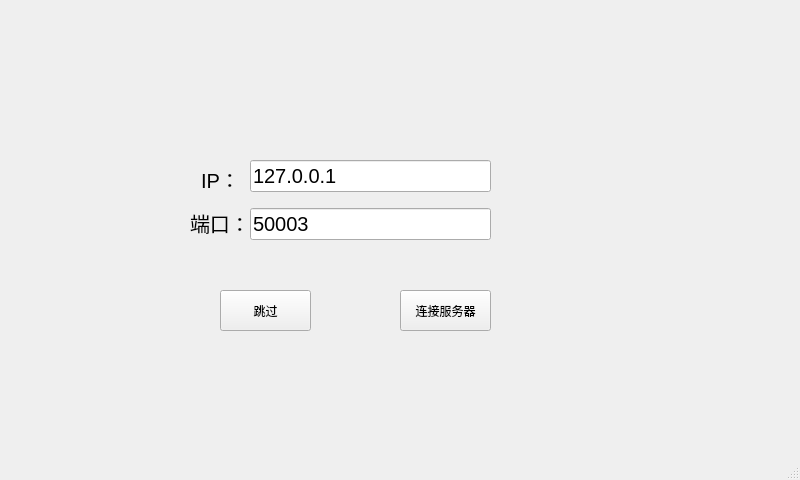
The window that first.ui (jindezhang/kqj) describes before a commit, drawn with Qt 5.
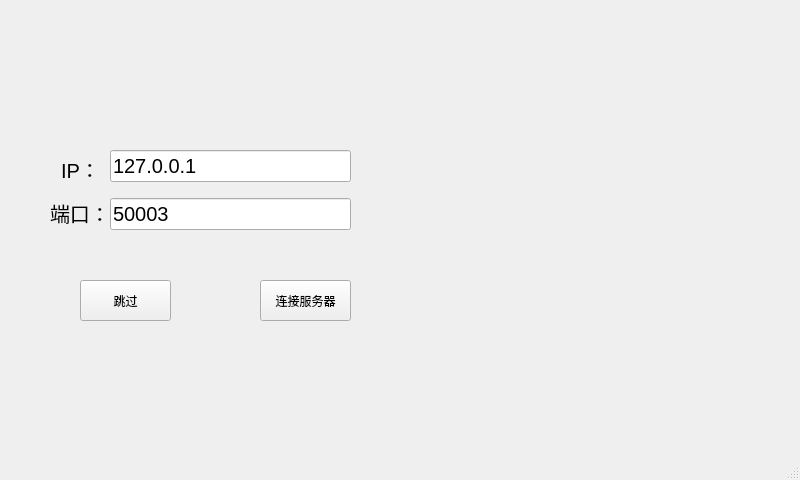
The same window after the commit. Custom widgets are drawn as their Qt base class.

Patch:
```diff
--- a/first.ui
+++ b/first.ui
@@ -17,8 +17,8 @@
    <widget class="QWidget" name="verticalLayoutWidget_3">
     <property name="geometry">
      <rect>
-      <x>250</x>
-      <y>150</y>
+      <x>110</x>
+      <y>140</y>
       <width>241</width>
       <height>101</height>
      </rect>
@@ -53,8 +53,8 @@
    <widget class="QWidget" name="verticalLayoutWidget">
     <property name="geometry">
      <rect>
-      <x>190</x>
-      <y>160</y>
+      <x>50</x>
+      <y>150</y>
       <width>81</width>
       <height>81</height>
      </rect>
@@ -89,8 +89,8 @@
    <widget class="QPushButton" name="bt_connect">
     <property name="geometry">
      <rect>
-      <x>400</x>
-      <y>290</y>
+      <x>260</x>
+      <y>280</y>
       <width>91</width>
       <height>41</height>
      </rect>
@@ -102,8 +102,8 @@
    <widget class="QPushButton" name="bt_jump">
     <property name="geometry">
      <rect>
-      <x>220</x>
-      <y>290</y>
+      <x>80</x>
+      <y>280</y>
       <width>91</width>
       <height>41</height>
      </rect>
@@ -115,8 +115,8 @@
    <widget class="QLabel" name="tips">
     <property name="geometry">
      <rect>
-      <x>310</x>
-      <y>340</y>
+      <x>20</x>
+      <y>330</y>
       <width>411</width>
       <height>61</height>
      </rect>
@@ -130,6 +130,26 @@
      <string/>
     </property>
    </widget>
+   <widget class="top" name="wg_top" native="true">
+    <property name="geometry">
+     <rect>
+      <x>0</x>
+      <y>0</y>
+      <width>800</width>
+      <height>50</height>
+     </rect>
+    </property>
+   </widget>
+   <widget class="winButton" name="wg_keys" native="true">
+    <property name="geometry">
+     <rect>
+      <x>390</x>
+      <y>130</y>
+      <width>395</width>
+      <height>220</height>
+     </rect>
+    </property>
+   </widget>
   </widget>
   <widget class="QMenuBar" name="menubar">
    <property name="geometry">
@@ -143,6 +163,20 @@
   </widget>
   <widget class="QStatusBar" name="statusbar"/>
  </widget>
+ <customwidgets>
+  <customwidget>
+   <class>top</class>
+   <extends>QWidget</extends>
+   <header location="global">top.h</header>
+   <container>1</container>
+  </customwidget>
+  <customwidget>
+   <class>winButton</class>
+   <extends>QWidget</extends>
+   <header location="global">winbutton.h</header>
+   <container>1</container>
+  </customwidget>
+ </customwidgets>
  <resources/>
  <connections/>
 </ui>
```
